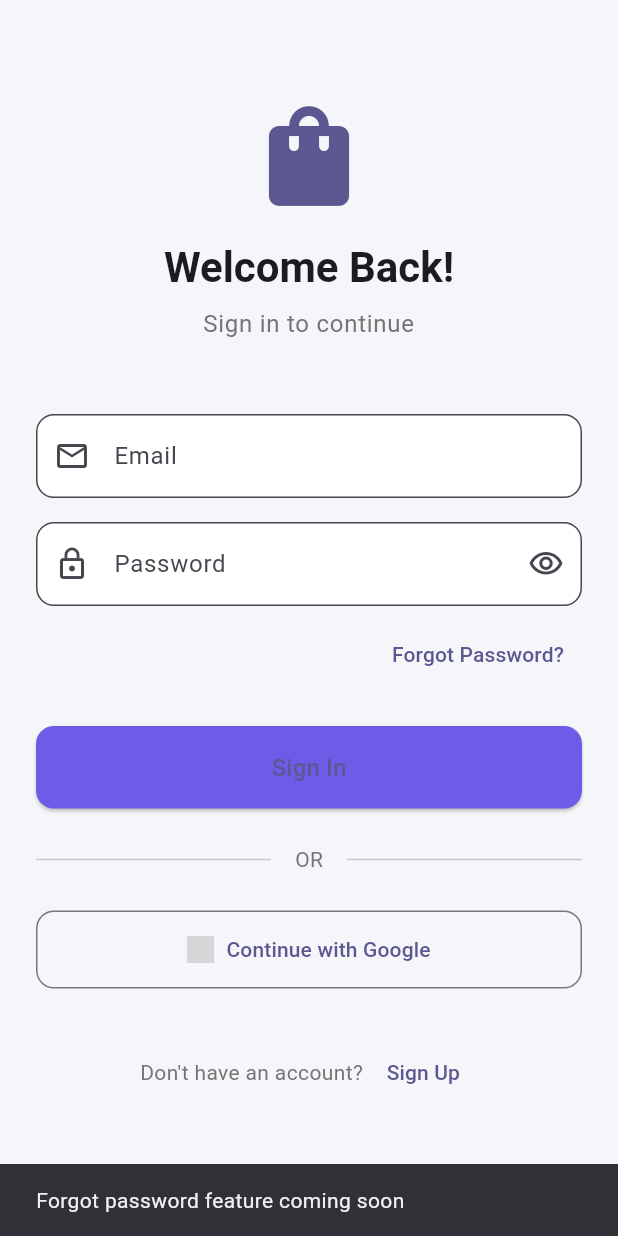
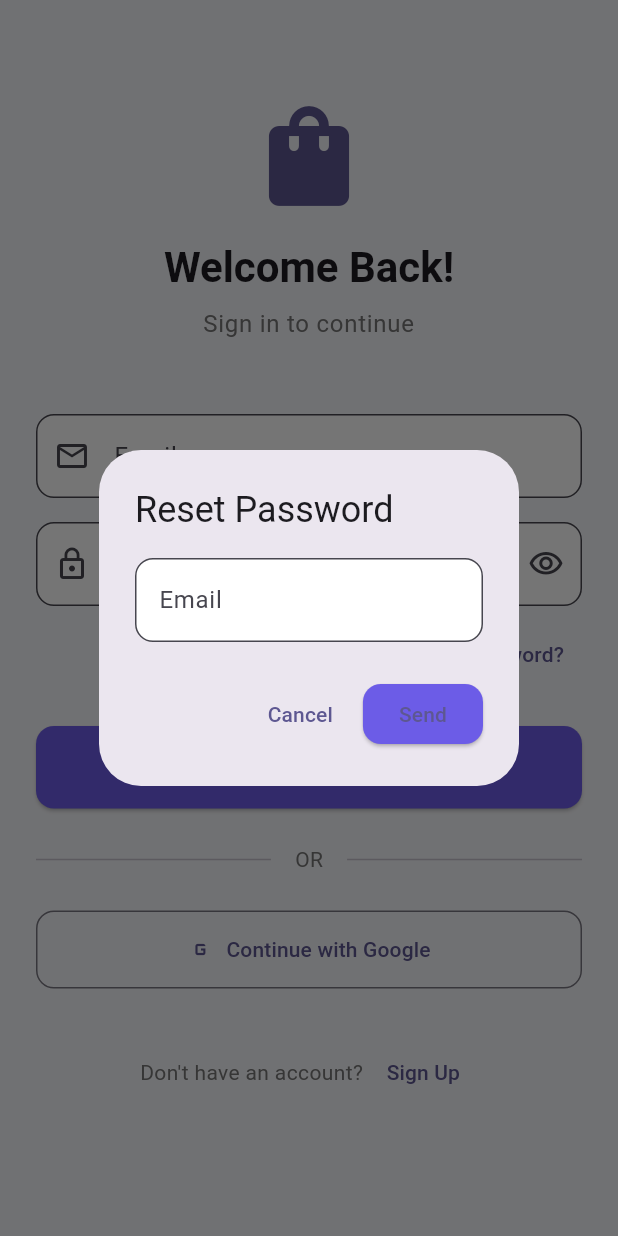
Before and after one commit to kelvintawe12/SwiftIsoko, a Flutter app: the SignInScreen screen opened directly, after a tap on "Forgot Password?", on a phone screen of 412 x 824 dp. Run offline on Flutter 3.47's test engine with Material 3 defaults, Android fonts, the phone set to English and light mode, and no system bars; our stand-ins replace cached_network_image, cloud_firestore, dartz, dotted_border, equatable, firebase_auth and 5 more; missing offline and left inert: cloudinary_public; accounts and stored records are empty; grey boxes are pictures that could not be loaded.

Commit message:
feat: add reset password dialog and functionality in sign-in screen

```diff
--- a/lib/presentation/auth/login_page.dart
+++ b/lib/presentation/auth/login_page.dart
@@ -85,6 +85,67 @@ class _SignInScreenState extends ConsumerState<SignInScreen> {
     );
   }
 
+  Future<void> _showResetPasswordDialog() async {
+    final _resetController = TextEditingController(text: _emailController.text);
+    final _formKeyReset = GlobalKey<FormState>();
+    bool _sending = false;
+
+    await showDialog<void>(
+      context: context,
+      builder: (context) {
+        return StatefulBuilder(builder: (context, setState) {
+          return AlertDialog(
+            title: const Text('Reset Password'),
+            content: Form(
+              key: _formKeyReset,
+              child: TextFormField(
+                controller: _resetController,
+                keyboardType: TextInputType.emailAddress,
+                decoration: const InputDecoration(
+                  labelText: 'Email',
+                  hintText: 'Enter your email',
+                ),
+                validator: Validators.validateEmail,
+              ),
+            ),
+            actions: [
+              TextButton(
+                onPressed: _sending ? null : () => Navigator.of(context).pop(),
+                child: const Text('Cancel'),
+              ),
+              ElevatedButton(
+                onPressed: _sending
+                    ? null
+                    : () async {
+                        if (!_formKeyReset.currentState!.validate()) return;
+                        setState(() => _sending = true);
+                        final authNotifier = ref.read(authNotifierProvider.notifier);
+                        final res = await authNotifier.resetPassword(_resetController.text.trim());
+                        if (!mounted) return;
+                        setState(() => _sending = false);
+                        res.fold((failure) {
+                          Navigator.of(context).pop();
+                          ScaffoldMessenger.of(context).showSnackBar(
+                            SnackBar(content: Text(failure.message), backgroundColor: Colors.red),
+                          );
+                        }, (_) {
+                          Navigator.of(context).pop();
+                          ScaffoldMessenger.of(context).showSnackBar(
+                            const SnackBar(content: Text('Password reset email sent. Check your inbox.')),
+                          );
+                        });
+                      },
+                child: _sending
+                    ? const SizedBox(width: 20, height: 20, child: CircularProgressIndicator(strokeWidth: 2))
+                    : const Text('Send'),
+              ),
+            ],
+          );
+        });
+      },
+    );
+  }
+
   @override
   Widget build(BuildContext context) {
     return Scaffold(
@@ -163,16 +224,7 @@ class _SignInScreenState extends ConsumerState<SignInScreen> {
                 Align(
                   alignment: Alignment.centerRight,
                   child: TextButton(
-                    onPressed: _isLoading
-                        ? null
-                        : () {
-                            ScaffoldMessenger.of(context).showSnackBar(
-                              const SnackBar(
-                                content:
-                                    Text('Forgot password feature coming soon'),
-                              ),
-                            );
-                          },
+                    onPressed: _isLoading ? null : _showResetPasswordDialog,
                     child: const Text('Forgot Password?'),
                   ),
                 ),
```
